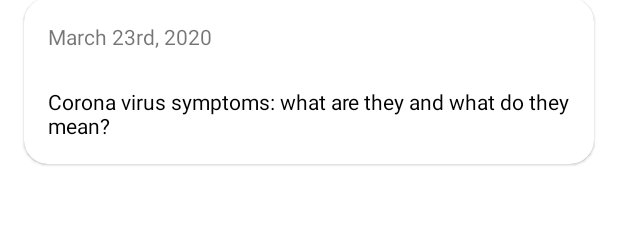
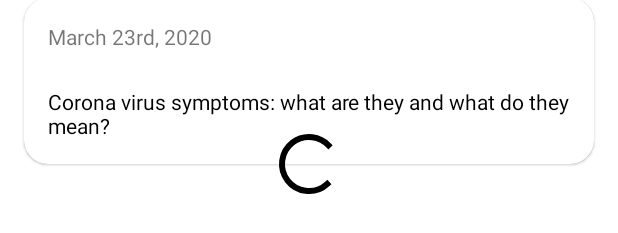
Before and after one commit to aryanarora180/Signet, an Android app: the layout activity_main.xml on its own in the app's theme, with its tools: preview values and no code run, on a phone screen of 412 x 824 dp. Shown: the part 491-724 px from the top of the screen. Run offline under Robolectric (Android 15) with nearby library versions, the phone set to English and light mode, and no system bars.

Commit message:
Added progress bar

```diff
--- a/app/src/main/java/com/example/signet/main/MainViewModel.kt
+++ b/app/src/main/java/com/example/signet/main/MainViewModel.kt
@@ -15,7 +15,7 @@ class MainViewModel(application: Application) : AndroidViewModel(application) {
 
     private val repository = LinksRepository()
 
-    private val _savedLinks: MutableLiveData<List<Link>> = MutableLiveData(listOf())
+    private val _savedLinks: MutableLiveData<List<Link>> = MutableLiveData()
     fun getSavedLinks(): LiveData<List<Link>> {
         repository.getUserLinksReference()?.addListenerForSingleValueEvent(object: ValueEventListener {
             override fun onCancelled(error: DatabaseError) {
--- a/app/src/main/res/layout/activity_main.xml
+++ b/app/src/main/res/layout/activity_main.xml
@@ -68,6 +68,15 @@
 
         </LinearLayout>
 
+        <ProgressBar
+            android:id="@+id/saved_links_progress"
+            android:layout_width="wrap_content"
+            android:layout_height="wrap_content"
+            app:layout_constraintBottom_toBottomOf="parent"
+            app:layout_constraintEnd_toEndOf="parent"
+            app:layout_constraintStart_toStartOf="parent"
+            app:layout_constraintTop_toBottomOf="@+id/saved_links_text" />
+
 
     </androidx.constraintlayout.widget.ConstraintLayout>
 </layout>
```
Also changed, not shown: app/src/main/java/com/example/signet/main/MainActivity.kt (+34 -11 lines), app/src/main/java/com/example/signet/receivelink/ReceiveLinkActivity.kt (+16 -7 lines).
